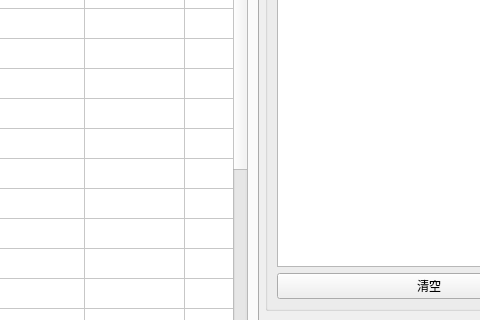
Old version of the form qtproj/widget.ui in the repository Fboxtt/qt_proj; both pictures show x 574 to 1054 and y 120 to 440 of the 1178 by 644 pixel window.
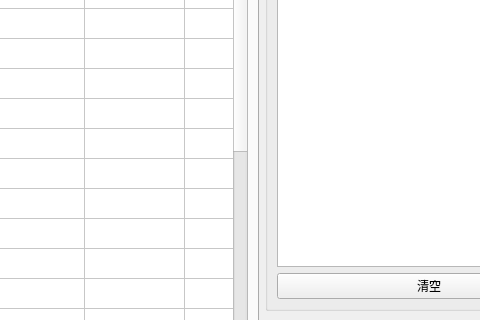
New version of the form.

Patch:
```diff
--- a/qtproj/widget.ui
+++ b/qtproj/widget.ui
@@ -793,6 +793,21 @@
            <string/>
           </property>
          </row>
+         <row>
+          <property name="text">
+           <string/>
+          </property>
+         </row>
+         <row>
+          <property name="text">
+           <string/>
+          </property>
+         </row>
+         <row>
+          <property name="text">
+           <string/>
+          </property>
+         </row>
          <column>
           <property name="text">
            <string>名称</string>
```
